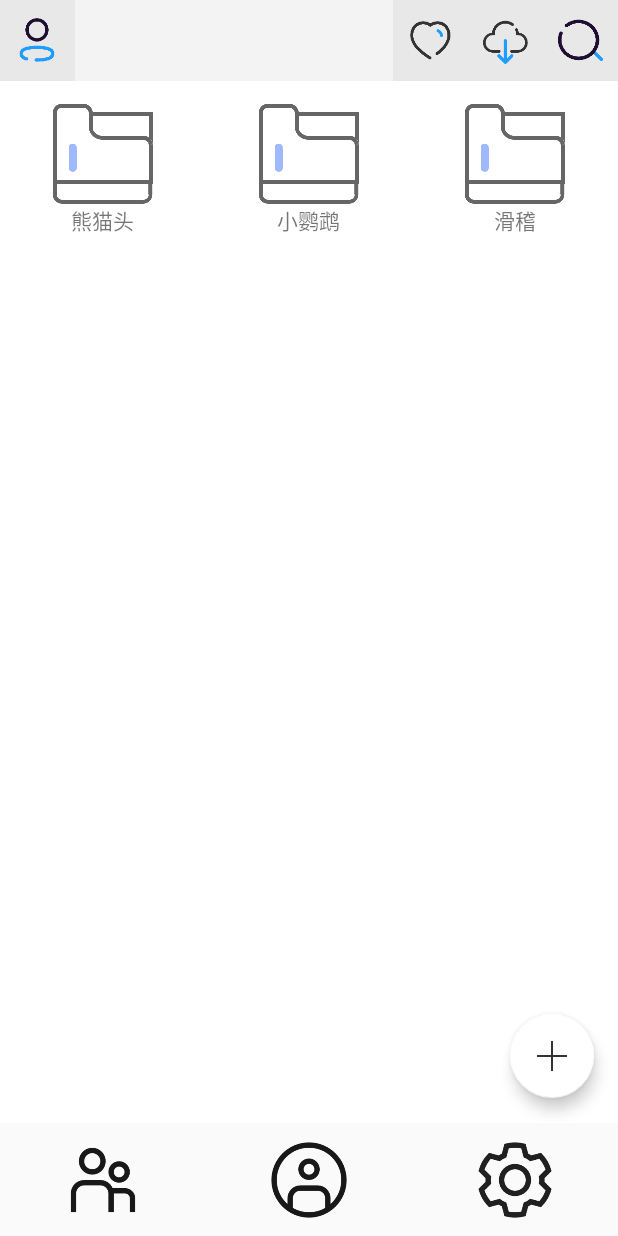
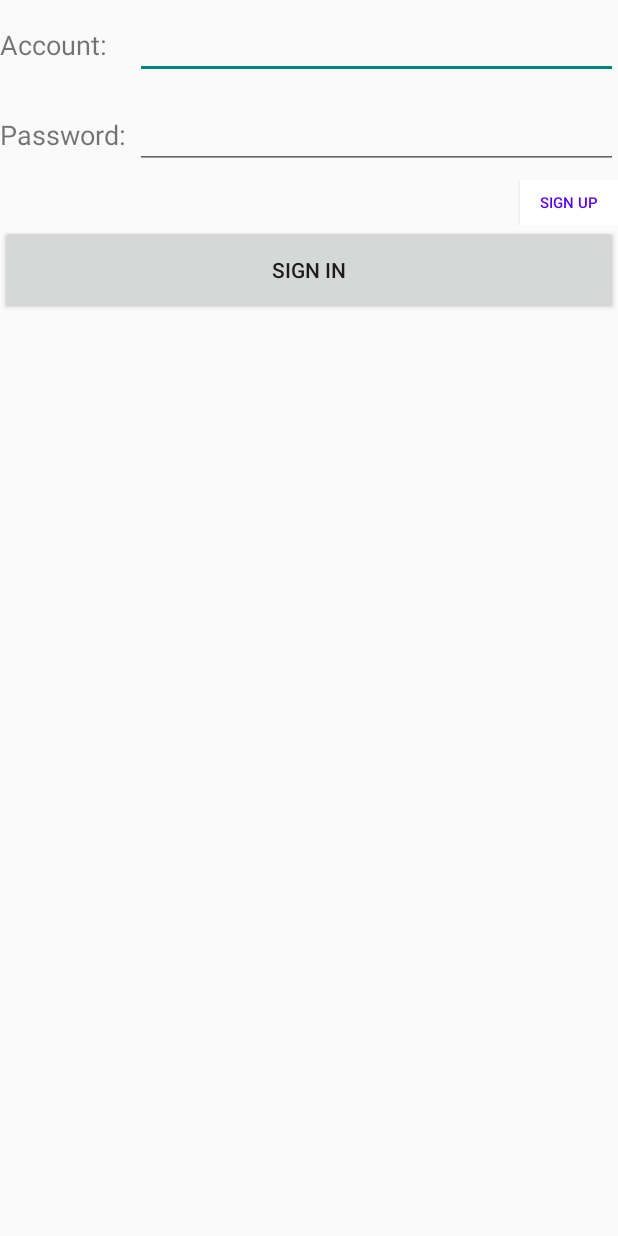
Before and after one commit to X-G-Y/TuYu, an Android app: the screen it shows after launch (basic before the commit, LoginActivity after it), on a phone screen of 412 x 824 dp. Run offline under Robolectric (Android 15) with nearby library versions, the phone set to English and light mode, and no system bars; our stand-ins replace Volley; libraries missing offline, so code that uses them is left out: com.facebook.stetho; 1 statement that could not run was skipped.

Commit message:
登录功能和注册功能

```diff
--- /dev/null
+++ b/app/src/main/java/com/example/start/LoginActivity.java
@@ -0,0 +1,122 @@
+package com.example.start;
+
+import android.annotation.SuppressLint;
+import android.content.Intent;
+import android.os.Bundle;
+import android.util.Log;
+import android.view.View;
+import android.widget.Button;
+import android.widget.EditText;
+import android.widget.Toast;
+
+import androidx.appcompat.app.AppCompatActivity;
+
+import com.android.volley.Request;
+import com.android.volley.RequestQueue;
+import com.android.volley.Response;
+import com.android.volley.VolleyError;
+import com.android.volley.toolbox.StringRequest;
+import com.android.volley.toolbox.Volley;
+
+import org.json.JSONException;
+import org.json.JSONObject;
+
+import java.util.HashMap;
+import java.util.Map;
+
+import static com.example.start.RegisterActivity.LOGIN;
+
+public class LoginActivity extends AppCompatActivity {
+
+    private EditText accountEdit;
+
+    private EditText passwordEdit;
+
+    @Override
+    protected void onCreate(Bundle savedInstanceState) {
+        super.onCreate(savedInstanceState);
+        setContentView(R.layout.activity_login);
+
+        accountEdit = findViewById(R.id.account_login);
+        passwordEdit = findViewById(R.id.password_login);
+        Button loginButton = findViewById(R.id.login_button);
+        Button registerButton = findViewById(R.id.to_register_button);
+
+        loginButton.setOnClickListener(new View.OnClickListener(){
+            @Override
+            public void onClick(View view) {
+                LoginRequest(accountEdit, passwordEdit);
+            }
+        });
+
+        registerButton.setOnClickListener(new View.OnClickListener(){
+            @Override
+            public void onClick(View view) {
+                Intent intent = new Intent(getApplicationContext(), RegisterActivity.class);
+                startActivity(intent);
+            }
+        });
+    }
+
+    public void LoginRequest(final EditText accountEdit, final EditText passwordEdit) {
+
+        final String accountNumber = accountEdit.getText().toString();
+
+        final String password = passwordEdit.getText().toString();
+
+        //请求地址
+        String url = "http://33h79225f6.zicp.vip/MyFirstWebApp/LoginServlet";    //注①
+        String tag = "Login";    //注②
+
+        //取得请求队列
+        RequestQueue requestQueue = Volley.newRequestQueue(getApplicationContext());
+
+        //防止重复请求，所以先取消tag标识的请求队列
+        requestQueue.cancelAll(tag);
+
+        //创建StringRequest，定义字符串请求的请求方式为POST(省略第一个参数会默认为GET方式)
+        final StringRequest request = new StringRequest(Request.Method.POST, url,
+                new Response.Listener<String>() {
+                    @SuppressLint("ShowToast")
+                    @Override
+                    public void onResponse(String response) {
+                        try {
+                            JSONObject jsonObject = (JSONObject) new JSONObject(response).get("params");  //注③
+                            String result = jsonObject.getString("Result");  //注④
+                            if (result.equals("success")) {  //注⑤
+                                Intent intent = new Intent(getApplicationContext(), basic.class);
+                                startActivity(intent);
+                            } else {
+                                Toast.makeText(getApplicationContext(), "账号或密码错误", Toast.LENGTH_SHORT).show();
+                                passwordEdit.setText("");
+                            }
+                        } catch (JSONException e) {
+                            //做自己的请求异常操作，如Toast提示（“无网络连接”等）
+                            Log.e("TAG", e.getMessage(), e);
+                        }
+                    }
+                }, new Response.ErrorListener() {
+            @Override
+            public void onErrorResponse(VolleyError error) {
+                //做自己的响应错误操作，如Toast提示（“请稍后重试”等）
+                Log.e("TAG", error.getMessage(), error);
+            }
+        }) {
+            @Override
+            protected Map<String, String> getParams() {
+                Map<String, String> params = new HashMap<>();
+                params.put("AccountNumber", accountNumber);  //注⑥
+                params.put("Password", password);
+                params.put("LoginType", String.valueOf(LOGIN));
+                return params;
+            }
+        };
+
+        //设置Tag标签
+        request.setTag(tag);
+
+        //将请求添加到队列中
+        requestQueue.add(request);
+    }
+
+}
--- /dev/null
+++ b/app/src/main/res/layout/activity_login.xml
@@ -0,0 +1,74 @@
+<?xml version="1.0" encoding="utf-8"?>
+<LinearLayout xmlns:android="http://schemas.android.com/apk/res/android"
+    xmlns:tools="http://schemas.android.com/tools"
+    android:layout_width="match_parent"
+    android:layout_height="match_parent"
+    android:orientation="vertical">
+
+    <LinearLayout
+        android:layout_width="match_parent"
+        android:layout_height="60dp"
+        android:orientation="horizontal">
+        <TextView
+            android:layout_width="90dp"
+            android:layout_height="wrap_content"
+            android:layout_gravity="center_vertical"
+            android:textSize="18sp"
+            android:text="@string/account_login"/>
+
+        <EditText
+            android:layout_width="0dp"
+            android:layout_height="wrap_content"
+            android:layout_weight="1"
+            android:layout_gravity="center_vertical"
+            android:id="@+id/account_login"
+            android:autofillHints="@string/account_hint_login"
+            android:inputType="none"
+            tools:ignore="LabelFor" />
+    </LinearLayout>
+
+    <LinearLayout
+        android:layout_width="match_parent"
+        android:layout_height="60dp"
+        android:orientation="horizontal">
+        <TextView
+            android:layout_width="90dp"
+            android:layout_height="wrap_content"
+            android:layout_gravity="center_vertical"
+            android:textSize="18sp"
+            android:text="@string/password_login"/>
+
+        <EditText
+            android:layout_width="0dp"
+            android:layout_height="wrap_content"
+            android:id="@+id/password_login"
+            android:layout_weight="1"
+            android:layout_gravity="center_vertical"
+            android:inputType="textPassword"
+            android:autofillHints="@string/password_hint_login"
+            tools:ignore="LabelFor" />
+    </LinearLayout>
+
+    <LinearLayout
+        android:layout_width="match_parent"
+        android:layout_height="wrap_content"
+        android:orientation="vertical">
+
+        <Button
+            android:id="@+id/to_register_button"
+            android:layout_width="65sp"
+            android:layout_height="30sp"
+            android:layout_gravity="end"
+            android:text="@string/to_register_button"
+            android:background="#ffffff"
+            android:textColor="#5805ED"
+            android:textSize="10sp"
+            tools:ignore="SmallSp" />
+
+    </LinearLayout>
+    <Button
+        android:id="@+id/login_button"
+        android:layout_width="match_parent"
+        android:layout_height="60dp"
+        android:text="@string/login_button" />
+</LinearLayout>
--- a/app/src/main/res/values/strings.xml
+++ b/app/src/main/res/values/strings.xml
@@ -16,4 +16,31 @@
     <string name="hello_first_fragment">Hello first fragment</string>
     <string name="hello_second_fragment">Hello second fragment. Arg: %1$s</string>
     <string name="title_activity_floating">floating</string>
+    <string name="title_activity_login">LoginActivity</string>
+    <string name="prompt_email">Email</string>
+    <string name="prompt_password">Password</string>
+    <string name="action_sign_in">Sign in or register</string>
+    <string name="action_sign_in_short">Sign in</string>
+    <string name="welcome">"Welcome !"</string>
+    <string name="invalid_username">Not a valid username</string>
+    <string name="invalid_password">Password must be >5 characters</string>
+    <string name="login_failed">"Login failed"</string>
+
+    <!-- login and register strings -->
+    <!-- login -->
+    <string name="account_login">Account:</string>
+    <string name="password_login">Password:</string>
+    <string name="account_hint_login">account</string>
+    <string name="password_hint_login">password</string>
+    <string name="login_button">sign in</string>
+
+    <!-- register -->
+    <string name="to_register_button">sign up</string>
+    <string name="account_register">New Account: </string>
+    <string name="password_register">Password: </string>
+    <string name="account_hint_register">Please input your name</string>
+    <string name="password1_register">Please input your password</string>
+    <string name="password2_register">Please verify your password</string>
+    <string name="register_button">sign up</string>
+    <string name="back_button">back</string>
 </resources>
--- /dev/null
+++ b/app/src/main/res/xml/network_security_config.xml
@@ -0,0 +1,4 @@
+<?xml version="1.0" encoding="utf-8"?>
+<network-security-config>
+    <base-config cleartextTrafficPermitted="true" />
+</network-security-config>
--- a/build.gradle
+++ b/build.gradle
@@ -8,7 +8,7 @@ buildscript {
 
     }
     def var = dependencies {
-        classpath 'com.android.tools.build:gradle:4.0.0'
+        classpath 'com.android.tools.build:gradle:4.0.1'
 
 
         // NOTE: Do not place your application dependencies here; they belong
--- a/gradle.properties
+++ b/gradle.properties
@@ -17,3 +17,5 @@ org.gradle.jvmargs=-Xmx1536m
 android.useAndroidX=true
 # Automatically convert third-party libraries to use AndroidX
 android.enableJetifier=true
+
+android.injected.testOnly=false
```
Also changed, not shown: app/build.gradle (+10 -7 lines), app/src/main/AndroidManifest.xml (+15 -11 lines), app/src/main/java/com/example/start/RegisterActivity.java (added, +130 -0 lines), app/src/main/res/layout/activity_register.xml (added, +102 -0 lines).
